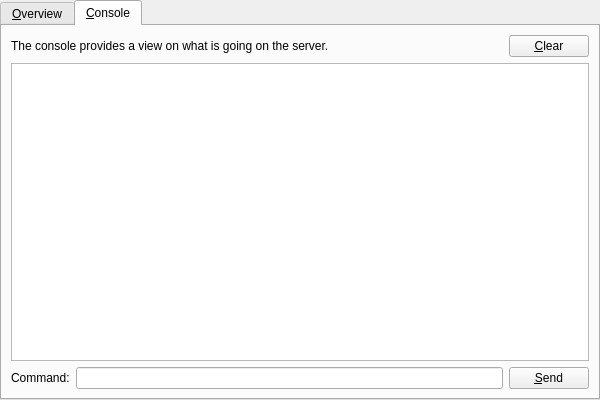
This is src/gui/ui/ServerWidget.ui in Glyca/RunicOrbs as Qt 5 draws it before an edit. The edited form follows.
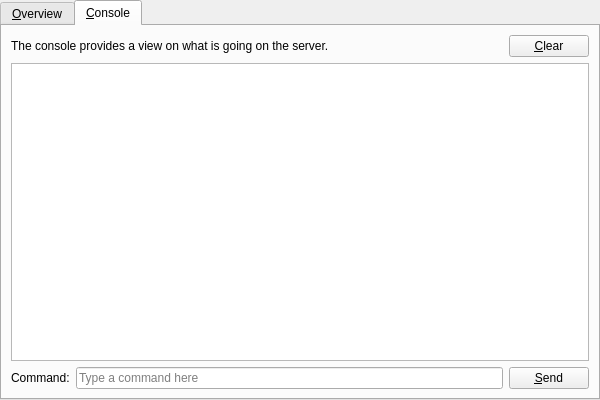
This is the edited form. The open tabs and pages were chosen to show the change.

```diff
--- a/src/gui/ui/ServerWidget.ui
+++ b/src/gui/ui/ServerWidget.ui
@@ -105,7 +105,11 @@
        </widget>
       </item>
       <item>
-       <widget class="QLineEdit" name="commandLineEdit"/>
+       <widget class="QLineEdit" name="commandLineEdit">
+        <property name="placeholderText">
+         <string>Type a command here</string>
+        </property>
+       </widget>
       </item>
       <item>
        <widget class="QPushButton" name="sendButton">
```
